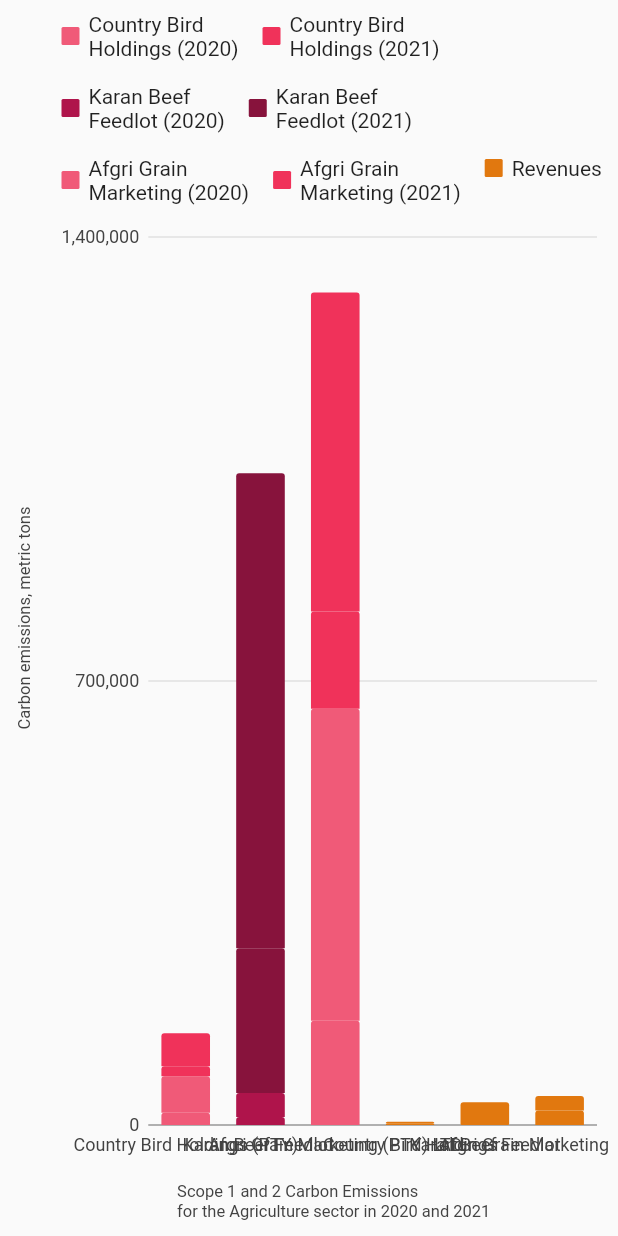
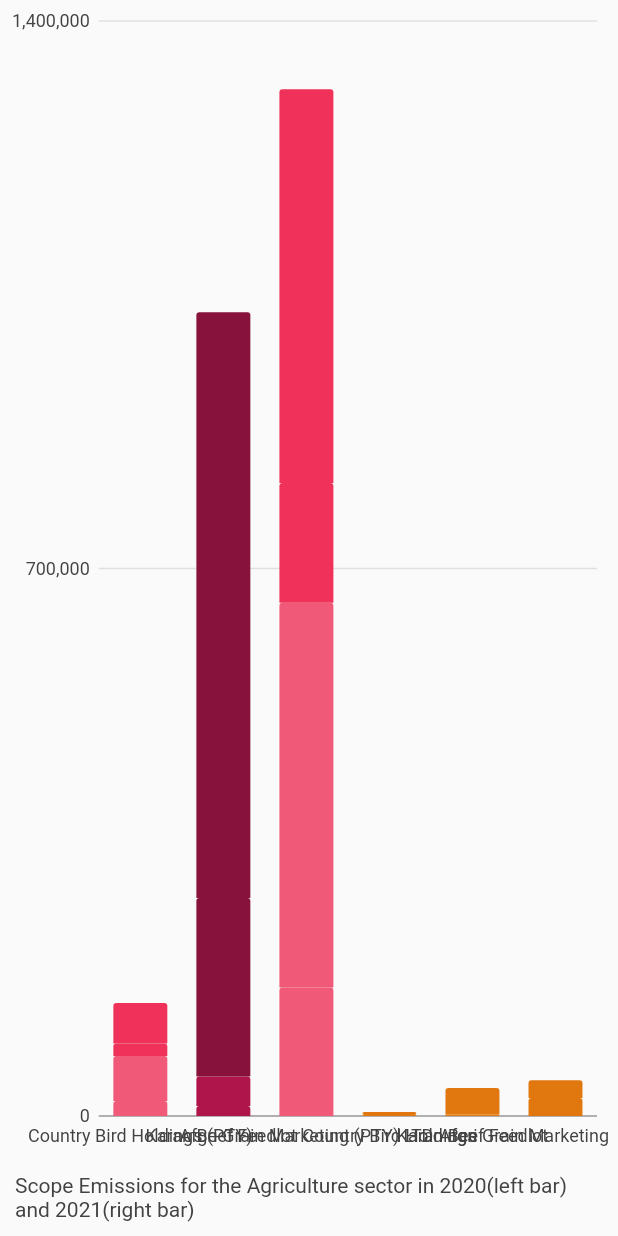
Before and after one commit to Nsuku0/FrontEnd, a Flutter app: the AgriChart widget shown alone on an empty page, opened directly, on a phone screen of 412 x 824 dp. Run offline on Flutter 3.47's test engine with Material 2 defaults, Android fonts, the light colour scheme and no system bars; our stand-ins replace charts_flutter, pie_chart, syncfusion_flutter_charts; missing offline and left inert: pretty_gauge.

Commit message:
Shortened chart Titles

```diff
--- a/lib/bar_charts/charts/agri_chart.dart
+++ b/lib/bar_charts/charts/agri_chart.dart
@@ -24,24 +24,15 @@
         // Add the series legend behavior to the chart to turn on series legends.
         // By default the legend will display above the chart.
         behaviors: [
-          new charts.SeriesLegend(),
-          new charts.ChartTitle(
-              'Scope 1 and 2 Carbon Emissions\nfor the Agriculture sector in 2020 and 2021',
+          //charts.SeriesLegend(),
+          charts.ChartTitle(
+              'Scope Emissions for the Agriculture sector in 2020(left bar) and 2021(right bar)',
               behaviorPosition: charts.BehaviorPosition.bottom,
-              titleStyleSpec: charts.TextStyleSpec(fontSize: 11),
+              titleStyleSpec:   const charts.TextStyleSpec(fontSize: 14,),
               titleOutsideJustification:
-                  charts.OutsideJustification.middleDrawArea),
-          new charts.ChartTitle('Carbon emissions, metric tons',
-              behaviorPosition: charts.BehaviorPosition.start,
-              titleStyleSpec: charts.TextStyleSpec(fontSize: 11),
-              titleOutsideJustification:
-                  charts.OutsideJustification.middleDrawArea)
-        ],
-        customSeriesRenderers: [
-          new charts.LineRendererConfig(
-              // ID used to link series to this renderer.
-              customRendererId: 'customLine')
-        ]);
+              charts.OutsideJustification.middleDrawArea),
+
+        ],);
   }
 
   /// Create series list with multiple series
```
